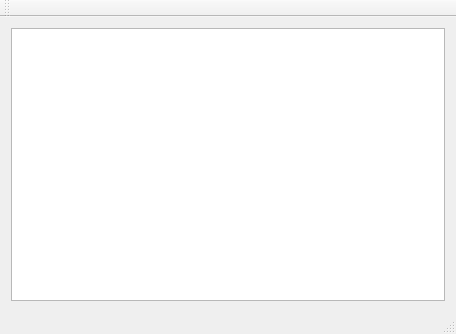
Above: mainwindow.ui from Poikilos/outputinspector before the change. Below: the same form after it.
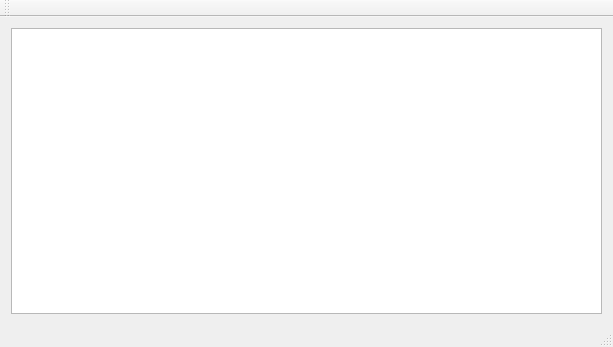
That is the form after the change. Icons and pictures are not drawn.

Commit message:
make parsing dataset expandable and modular
and fix delayed adding of QListWidgetItem

What changed in the file:
```diff
--- a/mainwindow.ui
+++ b/mainwindow.ui
@@ -6,8 +6,8 @@
    <rect>
     <x>0</x>
     <y>0</y>
-    <width>456</width>
-    <height>334</height>
+    <width>613</width>
+    <height>347</height>
    </rect>
   </property>
   <property name="sizePolicy">
```
Left out of the diff: 4 changed lines with no effect on the pictures. The commit also changes 2 other files.
